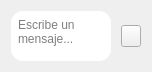
First picture: the form in designer/messageinput.ui, repository Kammann123/sae_fend, before the edit.
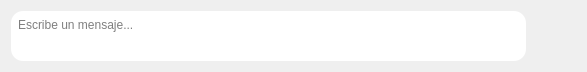
Second picture: the form after the edit. Icons and pictures are not drawn.

What changed in the file:
```diff
--- a/designer/messageinput.ui
+++ b/designer/messageinput.ui
@@ -6,7 +6,7 @@
    <rect>
     <x>0</x>
     <y>0</y>
-    <width>150</width>
+    <width>587</width>
     <height>70</height>
    </rect>
   </property>
@@ -78,8 +78,8 @@
        </property>
        <property name="minimumSize">
         <size>
-         <width>20</width>
-         <height>20</height>
+         <width>35</width>
+         <height>35</height>
         </size>
        </property>
        <property name="styleSheet">
@@ -103,6 +103,12 @@
        <property name="text">
         <string/>
        </property>
+       <property name="checkable">
+        <bool>false</bool>
+       </property>
+       <property name="flat">
+        <bool>true</bool>
+       </property>
       </widget>
      </item>
     </layout>
```
Left out of the diff: 22 changed lines with no effect on the pictures.
